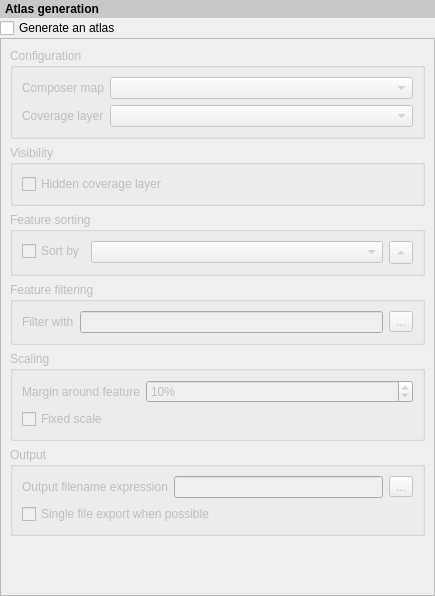
qgis/QGIS, file src/ui/qgsatlascompositionwidgetbase.ui: the form before one commit.
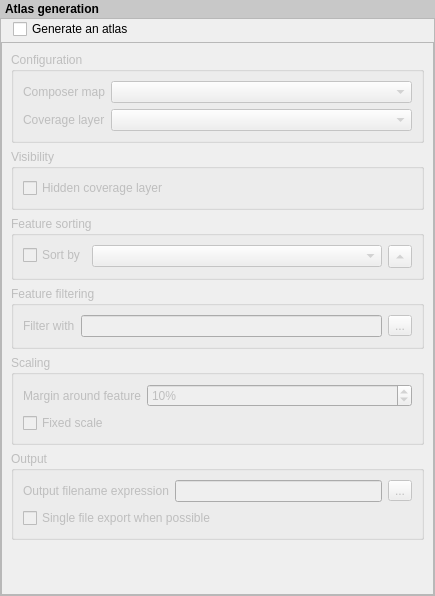
The form after the commit. Custom widgets are drawn as their Qt base class.

Commit message: [Atlas] Update spacing for atlas panel

What changed in the file:
```diff
--- a/src/ui/qgsatlascompositionwidgetbase.ui
+++ b/src/ui/qgsatlascompositionwidgetbase.ui
@@ -37,13 +37,57 @@
     </widget>
    </item>
    <item>
+    <widget class="QFrame" name="verticalFrame">
+     <property name="frameShape">
+      <enum>QFrame::StyledPanel</enum>
+     </property>
+     <layout class="QGridLayout" name="gridLayout">
+      <property name="horizontalSpacing">
+       <number>0</number>
+      </property>
+      <property name="verticalSpacing">
+       <number>3</number>
+      </property>
+      <property name="margin">
+       <number>0</number>
+      </property>
+      <item row="0" column="1">
     <widget class="QCheckBox" name="mUseAtlasCheckBox">
      <property name="text">
       <string>Generate an atlas</string>
      </property>
     </widget>
    </item>
-   <item>
+      <item row="0" column="2">
+       <spacer name="horizontalSpacer">
+        <property name="orientation">
+         <enum>Qt::Horizontal</enum>
+        </property>
+        <property name="sizeHint" stdset="0">
+         <size>
+          <width>40</width>
+          <height>20</height>
+         </size>
+        </property>
+       </spacer>
+      </item>
+      <item row="0" column="0">
+       <spacer name="horizontalSpacer_2">
+        <property name="orientation">
+         <enum>Qt::Horizontal</enum>
+        </property>
+        <property name="sizeType">
+         <enum>QSizePolicy::Fixed</enum>
+        </property>
+        <property name="sizeHint" stdset="0">
+         <size>
+          <width>12</width>
+          <height>20</height>
+         </size>
+        </property>
+       </spacer>
+      </item>
+      <item row="1" column="0" colspan="3">
     <widget class="QScrollArea" name="scrollArea">
      <property name="widgetResizable">
       <bool>true</bool>
@@ -56,11 +100,14 @@
        <rect>
         <x>0</x>
         <y>0</y>
-        <width>433</width>
-        <height>551</height>
+           <width>431</width>
+           <height>546</height>
        </rect>
       </property>
       <layout class="QVBoxLayout" name="mainLayout">
+          <property name="bottomMargin">
+           <number>0</number>
+          </property>
        <item>
         <widget class="QgsCollapsibleGroupBoxBasic" name="mConfigurationGroup">
          <property name="enabled">
@@ -352,6 +399,9 @@
        </item>
       </layout>
      </widget>
+       </widget>
+      </item>
+     </layout>
     </widget>
    </item>
   </layout>
```
Lines whose indentation alone changed are shown as unchanged.
